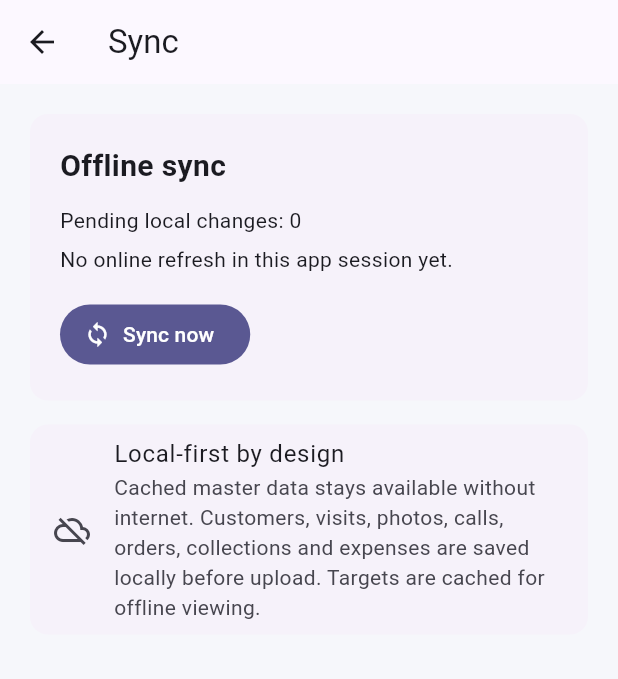
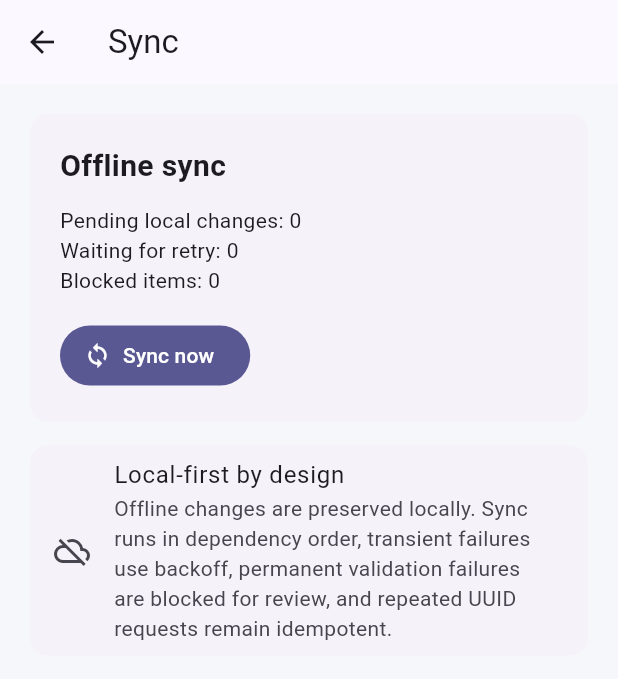
Before and after one commit to Haider-Shakoori/field-sales-mobile, a Flutter app: the DashboardScreen screen opened directly, item 5 of the bottom bar chosen, after a tap on "Sync", on a phone screen of 412 x 824 dp. Shown: the top 679 px of the screen. Run offline on Flutter 3.47's test engine with Material 3 defaults, Android fonts, the light colour scheme and no system bars; our stand-ins replace battery_plus, connectivity_plus, device_info_plus, dio, flutter_secure_storage, geolocator and 3 more; accounts and stored records are empty.

Commit message:
Batch 12: replace nested sync UI with coordinator health view

```diff
--- a/lib/ui/sync_screen.dart
+++ b/lib/ui/sync_screen.dart
@@ -6,58 +6,88 @@ import '../state/collection_controller.dart';
 import '../state/expense_controller.dart';
 import '../state/master_data_controller.dart';
 import '../state/order_controller.dart';
+import '../state/sync_controller.dart';
 import '../state/target_controller.dart';
 import '../state/visit_controller.dart';
 
 class SyncScreen extends StatelessWidget {
   const SyncScreen({super.key});
 
+  Future<void> _reloadLocalViews(BuildContext context) async {
+    await context.read<MasterDataController>().reloadLocal();
+    if (!context.mounted) return;
+    await context.read<VisitController>().reloadLocal();
+    if (!context.mounted) return;
+    await context.read<CallActivityController>().reloadLocal();
+    if (!context.mounted) return;
+    await context.read<OrderController>().reloadLocal();
+    if (!context.mounted) return;
+    await context.read<CollectionController>().reloadLocal();
+    if (!context.mounted) return;
+    await context.read<ExpenseController>().reloadLocal();
+    if (!context.mounted) return;
+    await context.read<TargetController>().reloadLocal();
+    if (!context.mounted) return;
+    await context.read<SyncController>().refreshHealth();
+  }
+
   Future<void> _syncAll(BuildContext context) async {
-    await context.read<MasterDataController>().sync();
+    await context.read<SyncController>().run();
     if (context.mounted) {
-      await context.read<VisitController>().sync();
-      if (context.mounted) {
-        await context.read<CallActivityController>().sync();
-        if (context.mounted) {
-          await context.read<OrderController>().sync();
-          if (context.mounted) {
-            await context.read<CollectionController>().sync();
-            if (context.mounted) {
-              await context.read<ExpenseController>().sync();
-              if (context.mounted) {
-                await context.read<TargetController>().sync();
+      await _reloadLocalViews(context);
     }
   }
+
+  Future<void> _retryFailures(BuildContext context) async {
+    await context.read<SyncController>().retryFailures();
+    if (context.mounted) {
+      await _reloadLocalViews(context);
     }
   }
-      }
-    }
+
+  String _entityLabel(String value) {
+    return value
+        .split('_')
+        .map(
+          (part) => part.isEmpty
+              ? part
+              : '${part[0].toUpperCase()}${part.substring(1)}',
+        )
+        .join(' ');
   }
 
   @override
   Widget build(BuildContext context) {
-    final state = context.watch<MasterDataController>();
+    final master = context.watch<MasterDataController>();
     final visits = context.watch<VisitController>();
     final calls = context.watch<CallActivityController>();
     final orders = context.watch<OrderController>();
     final collections = context.watch<CollectionController>();
     final expenses = context.watch<ExpenseController>();
     final targets = context.watch<TargetController>();
+    final sync = context.watch<SyncController>();
+
     final pending =
-        state.pending +
+        master.pending +
         visits.pending +
         calls.pending +
         orders.pending +
         collections.pending +
-        expenses.pending;
+        expenses.pending +
+        sync.infrastructurePending;
+
     final busy =
-        state.busy ||
+        sync.busy ||
+        master.busy ||
         visits.busy ||
         calls.busy ||
         orders.busy ||
         collections.busy ||
         expenses.busy ||
         targets.busy;
+
+    final latestStatus = sync.latestCycle?['status']?.toString();
+    final latestCompleted = sync.latestCycle?['completed_at']?.toString();
 
     return ListView(
       padding: const EdgeInsets.all(20),
@@ -74,13 +104,20 @@ class SyncScreen extends StatelessWidget {
                 ),
                 const SizedBox(height: 12),
                 Text('Pending local changes: $pending'),
+                Text('Waiting for retry: ${sync.waitingCount}'),
+                Text('Blocked items: ${sync.blockedCount}'),
+                if (latestStatus != null) ...[
                   const SizedBox(height: 6),
                   Text(
-                  state.lastSyncedAt == null
-                      ? 'No online refresh in this app session yet.'
-                      : 'Last refreshed: ${state.lastSyncedAt!.toLocal()}',
+                    'Last cycle: $latestStatus'
+                    '${latestCompleted == null ? '' : ' · $latestCompleted'}',
                   ),
+                ],
                 const SizedBox(height: 16),
+                Wrap(
+                  spacing: 10,
+                  runSpacing: 10,
+                  children: [
                     FilledButton.icon(
                       onPressed: busy ? null : () => _syncAll(context),
                       icon: busy
@@ -91,46 +128,102 @@ class SyncScreen extends StatelessWidget {
                           : const Icon(Icons.sync),
                       label: Text(busy ? 'Syncing…' : 'Sync now'),
                     ),
-                if (state.message != null) ...[
+                    if (sync.issueCount > 0)
+                      OutlinedButton.icon(
+                        onPressed: busy
+                            ? null
+                            : () => _retryFailures(context),
+                        icon: const Icon(Icons.restart_alt),
+                        label: const Text('Retry failures now'),
+                      ),
+                  ],
+                ),
+                if (sync.message != null) ...[
                   const SizedBox(height: 12),
-                  Text(state.message!),
-                ],
-                if (visits.message != null) ...[
-                  const SizedBox(height: 8),
-                  Text(visits.message!),
-                ],
-                if (calls.message != null) ...[
-                  const SizedBox(height: 8),
-                  Text(calls.message!),
-                ],
-                if (orders.message != null) ...[
-                  const SizedBox(height: 8),
-                  Text(orders.message!),
-                ],
-                if (collections.message != null) ...[
-                  const SizedBox(height: 8),
-                  Text(collections.message!),
-                ],
-                if (expenses.message != null) ...[
-                  const SizedBox(height: 8),
-                  Text(expenses.message!),
-                ],
-                if (targets.message != null) ...[
-                  const SizedBox(height: 8),
-                  Text(targets.message!),
+                  Text(sync.message!),
                 ],
               ],
             ),
           ),
         ),
+        if (sync.issues.isNotEmpty) ...[
+          const SizedBox(height: 16),
+          Card(
+            child: Padding(
+              padding: const EdgeInsets.all(16),
+              child: Column(
+                crossAxisAlignment: CrossAxisAlignment.start,
+                children: [
+                  const Text(
+                    'Sync issues',
+                    style: TextStyle(fontWeight: FontWeight.bold, fontSize: 17),
+                  ),
+                  const SizedBox(height: 10),
+                  ...sync.issues.take(8).map((issue) {
+                    final type = _entityLabel(
+                      issue['entity_type']?.toString() ?? 'item',
+                    );
+                    final status = issue['status']?.toString() ?? 'retry_wait';
+                    final attempts = issue['attempts']?.toString() ?? '0';
+                    final next = issue['next_retry_at']?.toString();
+
+                    return Padding(
+                      padding: const EdgeInsets.only(bottom: 12),
+                      child: Column(
+                        crossAxisAlignment: CrossAxisAlignment.start,
+                        children: [
+                          Row(
+                            children: [
+                              Expanded(
+                                child: Text(
+                                  '$type · $status · attempt $attempts',
+                                  style: const TextStyle(
+                                    fontWeight: FontWeight.w600,
+                                  ),
+                                ),
+                              ),
+                              Icon(
+                                status == 'blocked'
+                                    ? Icons.error_outline
+                                    : Icons.schedule,
+                                size: 20,
+                              ),
+                            ],
+                          ),
+                          const SizedBox(height: 3),
+                          Text(
+                            issue['error_message']?.toString() ??
+                                'Sync failed.',
+                          ),
+                          if (next != null)
+                            Text(
+                              'Next automatic retry: $next',
+                              style: TextStyle(color: Colors.grey.shade600),
+                            ),
+                        ],
+                      ),
+                    );
+                  }),
+                  if (sync.issues.length > 8)
+                    Text(
+                      '+${sync.issues.length - 8} more issues',
+                      style: TextStyle(color: Colors.grey.shade600),
+                    ),
+                ],
+              ),
+            ),
+          ),
+        ],
         const SizedBox(height: 16),
         const Card(
           child: ListTile(
             leading: Icon(Icons.cloud_off_outlined),
             title: Text('Local-first by design'),
             subtitle: Text(
-              'Cached master data stays available without internet. '
-              'Customers, visits, photos, calls, orders, collections and expenses are saved locally before upload. Targets are cached for offline viewing.',
+              'Offline changes are preserved locally. Sync runs in dependency '
+              'order, transient failures use backoff, permanent validation '
+              'failures are blocked for review, and repeated UUID requests '
+              'remain idempotent.',
             ),
           ),
         ),
```
Lines whose indentation alone changed are shown as unchanged.
